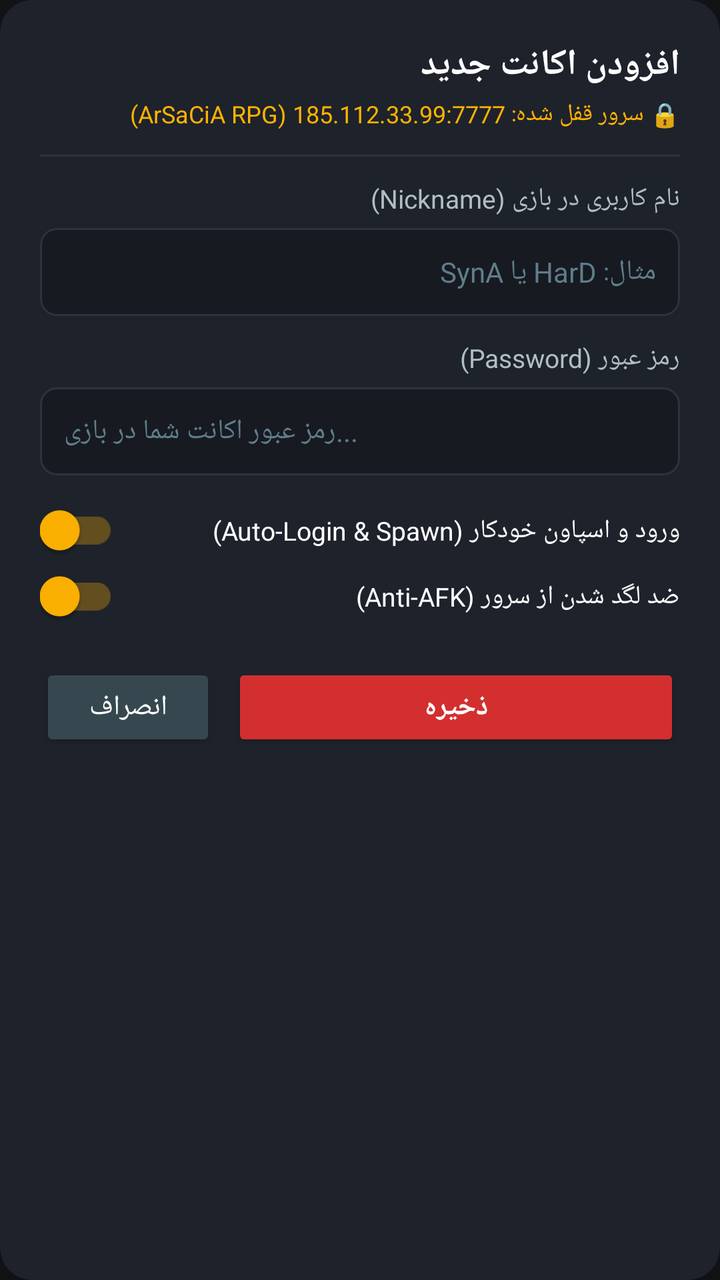
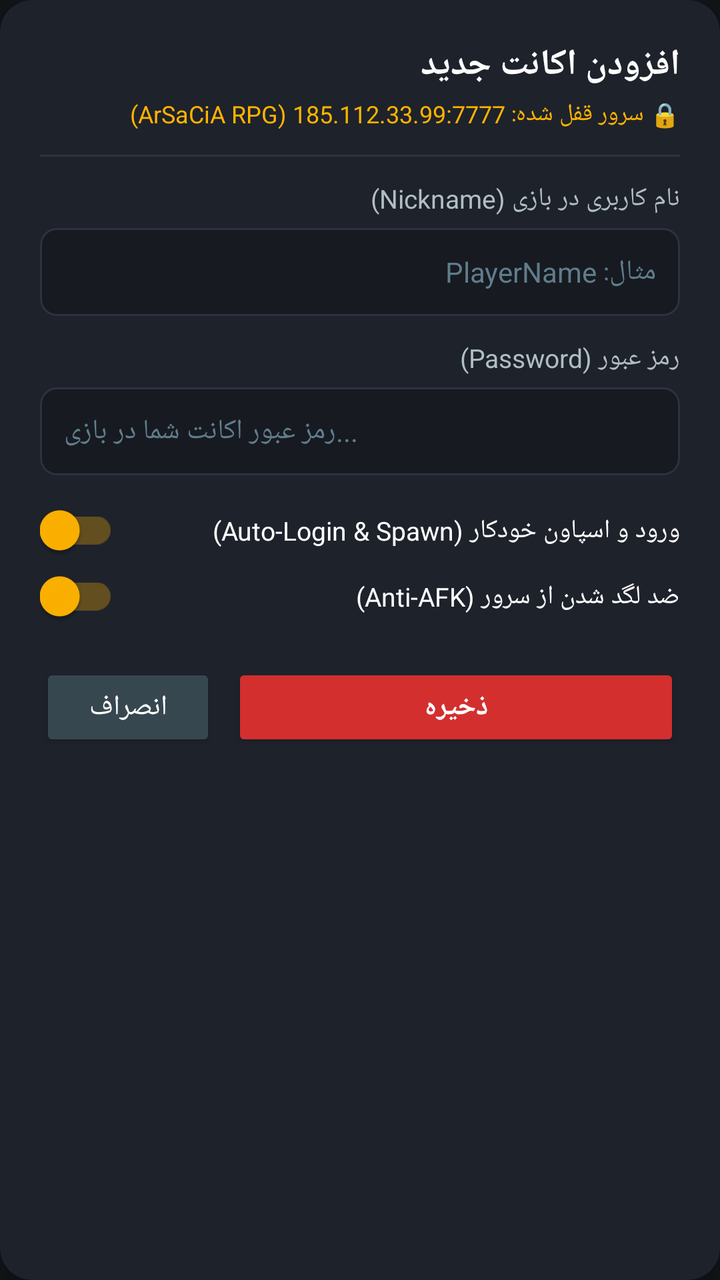

The first picture is an Android layout as it rendered before a commit; the second is the same layout after the commit. The layout source and the unified diff follow.
<!-- AndroidManifest.xml: application theme Theme.AGRak -->
<!-- res/layout/dialog_account_editor.xml -->
<?xml version="1.0" encoding="utf-8"?>
<androidx.cardview.widget.CardView xmlns:android="http://schemas.android.com/apk/res/android"
    xmlns:app="http://schemas.android.com/apk/res-auto"
    android:layout_width="match_parent"
    android:layout_height="wrap_content"
    app:cardBackgroundColor="@color/card_dark"
    app:cardCornerRadius="16dp"
    app:cardElevation="8dp"
    android:layoutDirection="rtl">

    <LinearLayout
        android:layout_width="match_parent"
        android:layout_height="wrap_content"
        android:orientation="vertical"
        android:padding="20dp">

        
        <TextView
            android:id="@+id/tvDialogTitle"
            android:layout_width="match_parent"
            android:layout_height="wrap_content"
            android:text="@string/dialog_add_title"
            android:textColor="@color/text_white"
            android:textSize="18sp"
            android:textStyle="bold" />

        
        <TextView
            android:layout_width="match_parent"
            android:layout_height="wrap_content"
            android:layout_marginTop="4dp"
            android:text="🔒 سرور قفل شده: 185.112.33.99:7777 (ArSaCiA RPG)"
            android:textColor="@color/accent_gold"
            android:textSize="12sp" />

        <View
            android:layout_width="match_parent"
            android:layout_height="1dp"
            android:layout_marginVertical="12dp"
            android:background="@color/card_stroke" />

        
        <TextView
            android:layout_width="match_parent"
            android:layout_height="wrap_content"
            android:text="@string/hint_nickname"
            android:textColor="@color/text_secondary"
            android:textSize="13sp" />

        <EditText
            android:id="@+id/etNickname"
            android:layout_width="match_parent"
            android:layout_height="44dp"
            android:layout_marginTop="6dp"
            android:background="@drawable/bg_input_field"
            android:hint="مثال: HarD یا SynA"
            android:textColorHint="@color/text_hint"
            android:textColor="@color/text_white"
            android:textSize="14sp"
            android:paddingHorizontal="12dp"
            android:singleLine="true" />

        
        <TextView
            android:layout_width="match_parent"
            android:layout_height="wrap_content"
            android:layout_marginTop="12dp"
            android:text="@string/hint_password"
            android:textColor="@color/text_secondary"
            android:textSize="13sp" />

        <EditText
            android:id="@+id/etPassword"
            android:layout_width="match_parent"
            android:layout_height="44dp"
            android:layout_marginTop="6dp"
            android:background="@drawable/bg_input_field"
            android:hint="رمز عبور اکانت شما در بازی..."
            android:textColorHint="@color/text_hint"
            android:textColor="@color/text_white"
            android:textSize="14sp"
            android:inputType="textPassword"
            android:paddingHorizontal="12dp"
            android:singleLine="true" />

        
        <androidx.appcompat.widget.SwitchCompat
            android:id="@+id/switchAutoLogin"
            android:layout_width="match_parent"
            android:layout_height="wrap_content"
            android:layout_marginTop="14dp"
            android:checked="true"
            android:text="@string/auto_login_spawn"
            android:textColor="@color/text_white"
            android:textSize="13sp" />

        <androidx.appcompat.widget.SwitchCompat
            android:id="@+id/switchAntiAfk"
            android:layout_width="match_parent"
            android:layout_height="wrap_content"
            android:layout_marginTop="6dp"
            android:checked="true"
            android:text="@string/anti_afk"
            android:textColor="@color/text_white"
            android:textSize="13sp" />

        
        <LinearLayout
            android:layout_width="match_parent"
            android:layout_height="wrap_content"
            android:layout_marginTop="20dp"
            android:orientation="horizontal">

            <Button
                android:id="@+id/btnSaveAccount"
                android:layout_width="0dp"
                android:layout_height="44dp"
                android:layout_weight="1"
                android:backgroundTint="@color/primary_red"
                android:text="@string/save"
                android:textColor="@color/text_white"
                android:textStyle="bold"
                android:textSize="14sp" />

            <Button
                android:id="@+id/btnCancelDialog"
                android:layout_width="wrap_content"
                android:layout_height="44dp"
                android:layout_marginStart="8dp"
                android:backgroundTint="#37474F"
                android:text="@string/cancel"
                android:textColor="@color/text_white"
                android:textSize="14sp" />

        </LinearLayout>

    </LinearLayout>
</androidx.cardview.widget.CardView>
<!-- resources referenced by this layout -->
<resources>
  <color name="accent_gold">#FFB300</color>
  <color name="card_dark">#1E222B</color>
  <color name="card_stroke">#2D323E</color>
  <color name="primary_red">#D32F2F</color>
  <color name="text_hint">#607D8B</color>
  <color name="text_secondary">#B0BEC5</color>
  <color name="text_white">#FFFFFF</color>
  <!-- drawable bg_input_field (drawable) -->
  <?xml version="1.0" encoding="utf-8"?>
  <shape xmlns:android="http://schemas.android.com/apk/res/android"
      android:shape="rectangle">
      <solid android:color="#171A21" />
      <stroke
          android:width="1dp"
          android:color="@color/card_stroke" />
      <corners android:radius="8dp" />
  </shape>
  <string name="anti_afk">ضد لگد شدن از سرور (Anti-AFK)</string>
  <string name="auto_login_spawn">ورود و اسپاون خودکار (Auto-Login &amp; Spawn)</string>
  <string name="cancel">انصراف</string>
  <string name="dialog_add_title">افزودن اکانت جدید</string>
  <string name="hint_nickname">نام کاربری در بازی (Nickname)</string>
  <string name="hint_password">رمز عبور (Password)</string>
  <string name="save">ذخیره</string>
  <style name="Theme.AGRak" parent="Theme.AppCompat.DayNight.NoActionBar">
          <item name="colorPrimary">@color/primary_red</item>
          <item name="colorPrimaryDark">@color/primary_red_dark</item>
          <item name="colorAccent">@color/accent_gold</item>
          <item name="android:windowBackground">@color/bg_dark</item>
          <item name="android:statusBarColor">#0A0B0E</item>
          <item name="android:navigationBarColor">#0A0B0E</item>
      </style>
  <color name="primary_red_dark">#9A0007</color>
  <color name="bg_dark">#121418</color>
</resources>

<!-- the commit's change to res/layout/dialog_account_editor.xml (unified diff, before → after) -->
@@ -53,7 +53,7 @@
             android:layout_height="44dp"
             android:layout_marginTop="6dp"
             android:background="@drawable/bg_input_field"
-            android:hint="مثال: HarD یا SynA"
+            android:hint="مثال: PlayerName"
             android:textColorHint="@color/text_hint"
             android:textColor="@color/text_white"
             android:textSize="14sp"
